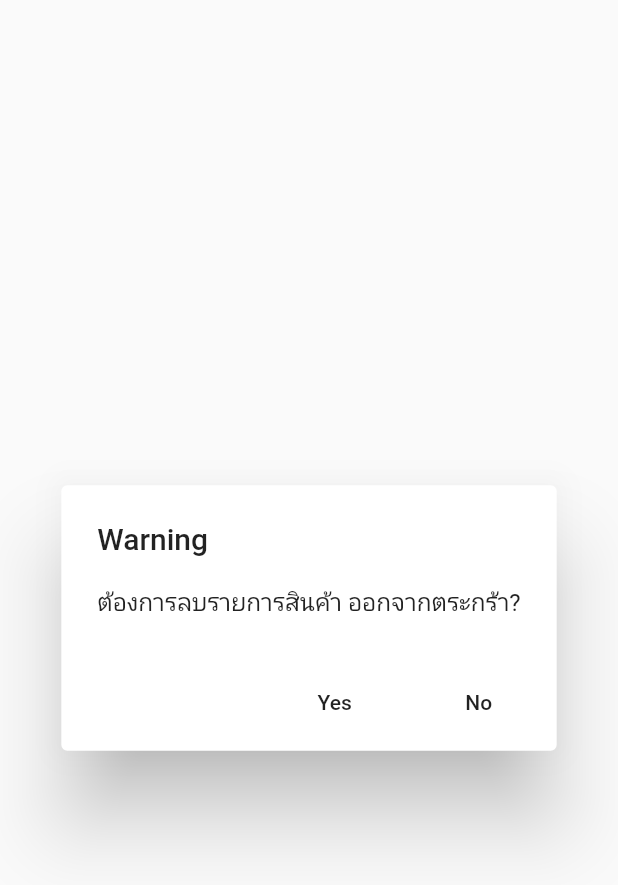
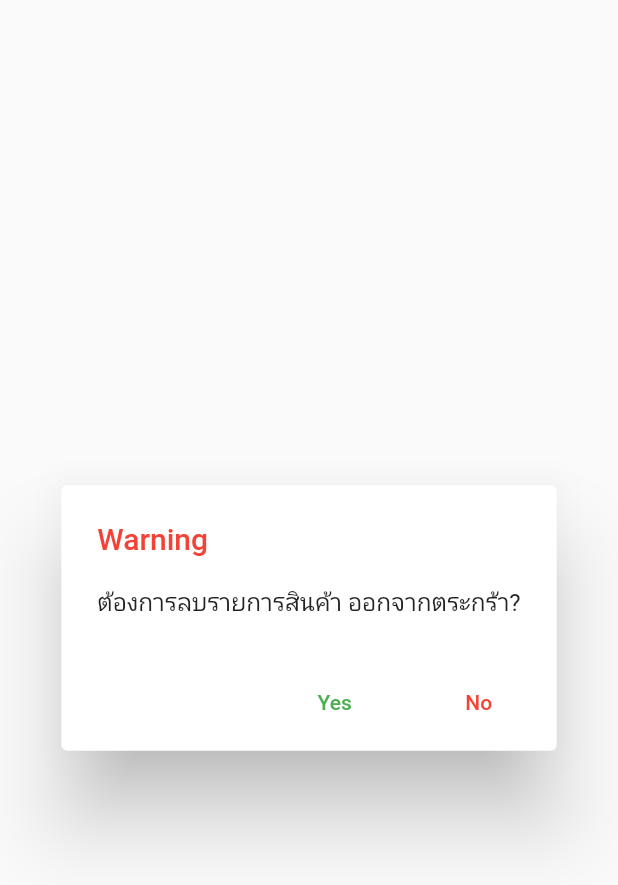
Before and after one commit to Npwtps14/enieth, a Flutter app: the CartDelete widget shown alone on an empty page, opened directly, on a phone screen of 412 x 824 dp. Shown: the top 885 px of the screen. Run offline on Flutter 3.47's test engine with Material 2 defaults, Android fonts, the phone set to English and light mode, and no system bars; our stand-ins replace chopper, dio, flushbar, get, get_it, google_fonts and 3 more; accounts and stored records are empty; generated files the repository leaves out were written again; network calls fail; Roboto replaces fonts that are missing (Kanit).

```diff
--- a/lib/repository/app_url.dart
+++ b/lib/repository/app_url.dart
@@ -1,9 +1,9 @@
 class AppUrl {
-  static const String liveBaseURL = "";
+  static const String liveBaseURL = "app1.fantasy.co.th";
   static const String localBaseURL = "";
 
   static const String baseURL = liveBaseURL;
-  static const String login = baseURL + "/session";
-  static const String register = baseURL + "/registration";
+  static const String login = baseURL + "/authentication";
+  static const String register = baseURL + "/salons";
   static const String forgotPassword = baseURL + "/forgot-password";
 }
--- a/lib/repository/repository.dart
+++ /dev/null
@@ -1,6 +0,0 @@
-// import 'package:http/http.dart'; as http;
-// class Repository{
-
-// String _baseUrl =''
-//   hpptGet(String api)
-// }
--- a/lib/widgets/cart_remove.dart
+++ b/lib/widgets/cart_remove.dart
@@ -1,20 +1,27 @@
 import 'package:flutter/material.dart';
+import 'package:google_fonts/google_fonts.dart';
 
 class CartDelete extends StatelessWidget {
   @override
   Widget build(BuildContext context) {
     return AlertDialog(
-      title: Text('Warning'),
-      content: Text('ต้องการลบรายการสินค้า ออกจากตระกร้า?'),
+      title: Text('Warning', style: GoogleFonts.kanit(color: Colors.red)),
+      content: Text(
+        'ต้องการลบรายการสินค้า ออกจากตระกร้า?',
+        style: GoogleFonts.kanit(),
+      ),
       actions: <Widget>[
         FlatButton(
-          child: Text('Yes'),
+          child: Text('Yes', style: GoogleFonts.kanit(color: Colors.green)),
           onPressed: () {
             Navigator.of(context).pop(true);
           },
         ),
         FlatButton(
-          child: Text('No'),
+          child: Text(
+            'No',
+            style: GoogleFonts.kanit(color: Colors.red),
+          ),
           onPressed: () {
             Navigator.of(context).pop(false);
           },
```
Also changed, not shown: lib/screens/product_detail.dart (+36 -16 lines), lib/services/auth_service.dart (+5 -5 lines).
